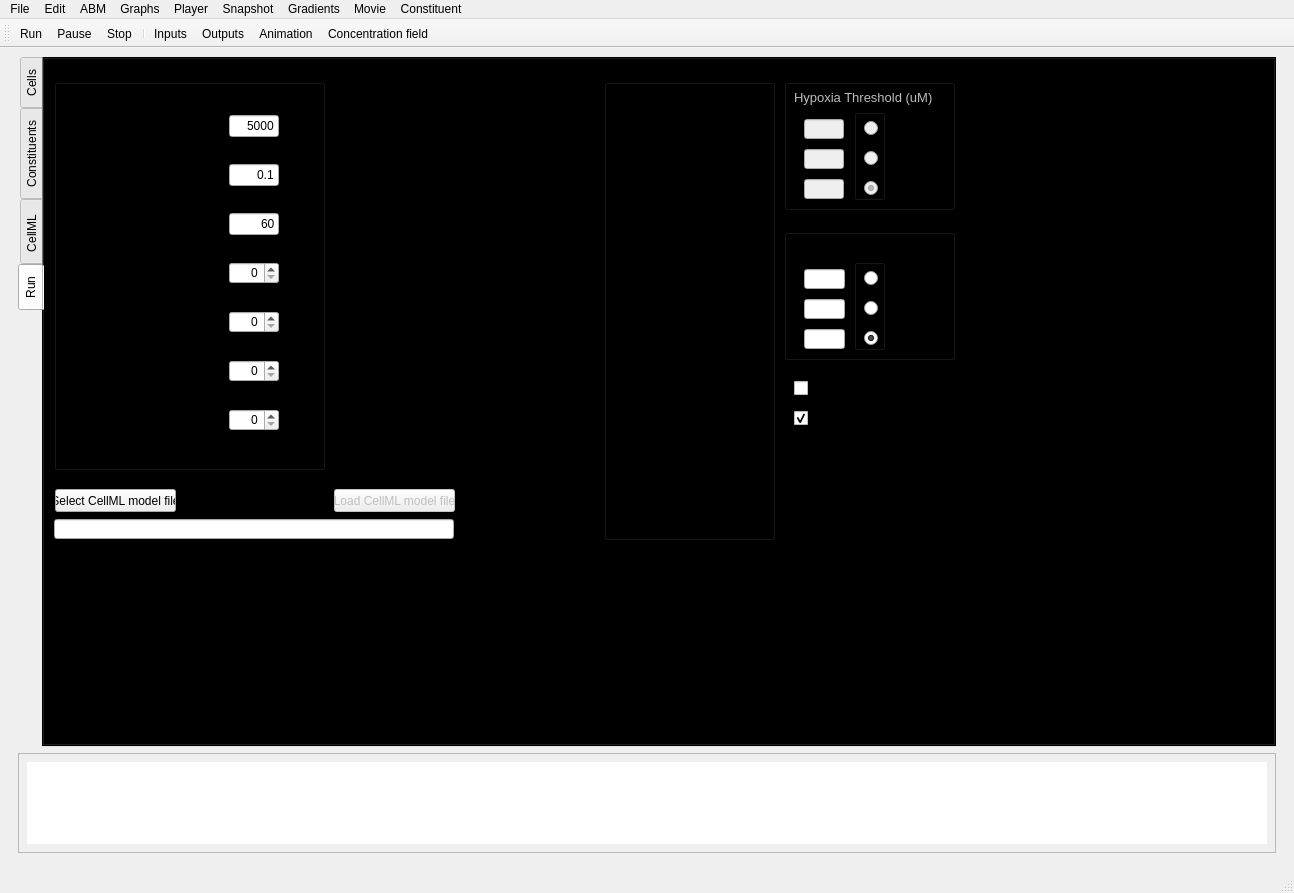
gibbogle/ecell-abm, file GUI/ecell_GUI.ui: the form before one commit.
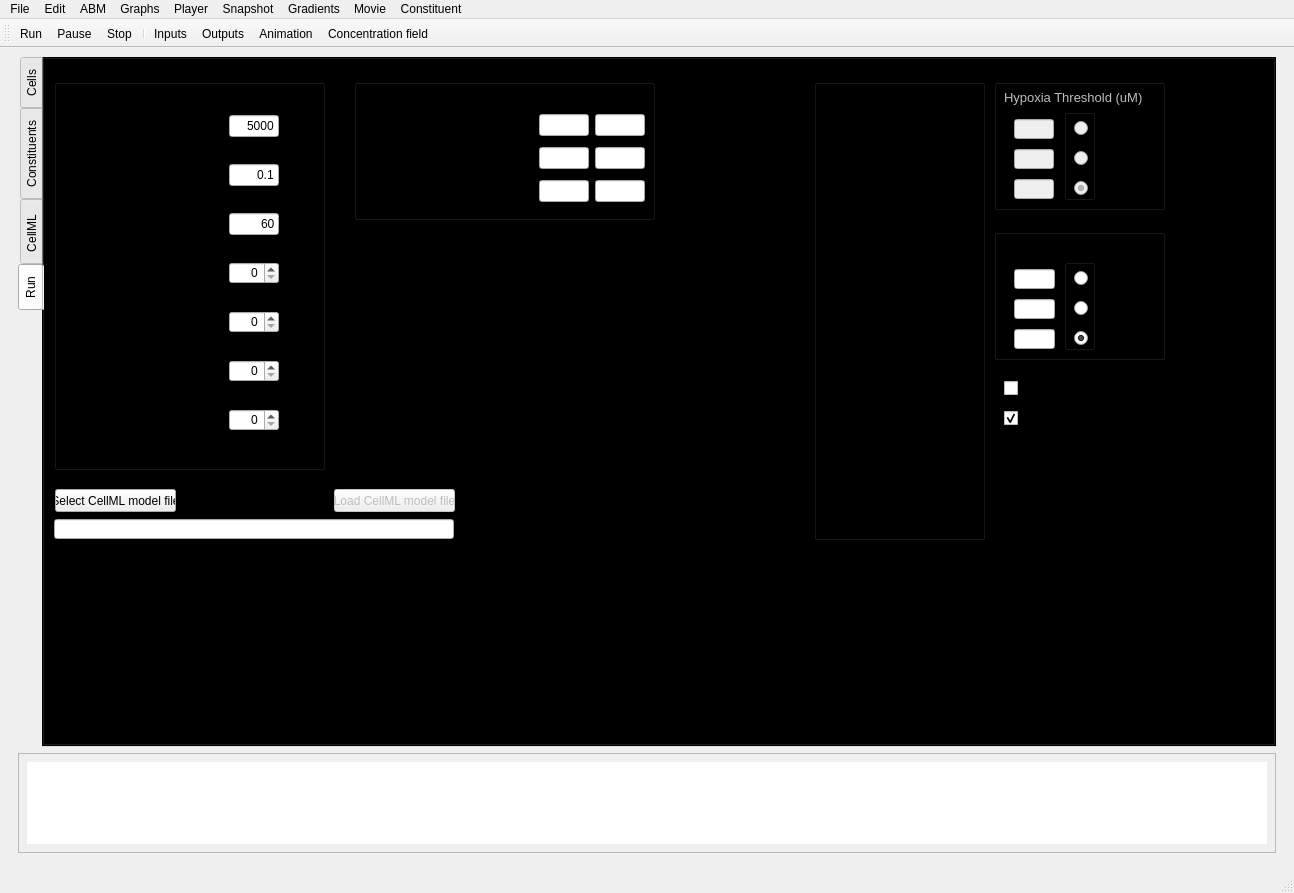
The form after the commit. Icons and pictures are not drawn. Custom widgets are drawn as their Qt base class.

Commit message: G: changed GUI/ecell_GUI.ui G: changed GUI/mainwindow.cpp G: changed GUI/myvtk.cpp G: changed GUI/params.cpp G: changed src/ecell.f90 G: changed src/ellipsoid.f90 G: changed src/global.f90

The edit to the form file:
```diff
--- a/GUI/ecell_GUI.ui
+++ b/GUI/ecell_GUI.ui
@@ -817,7 +817,7 @@
            <widget class="QLabel" name="alabel_graphs">
             <property name="geometry">
              <rect>
-              <x>610</x>
+              <x>820</x>
               <y>0</y>
               <width>61</width>
               <height>16</height>
@@ -835,7 +835,7 @@
            <widget class="QGroupBox" name="groupBox_graphselect">
             <property name="geometry">
              <rect>
-              <x>560</x>
+              <x>770</x>
               <y>20</y>
               <width>171</width>
               <height>461</height>
@@ -1175,7 +1175,7 @@
            <widget class="QMyCheckBox" name="checkBox_record2D">
             <property name="geometry">
              <rect>
-              <x>750</x>
+              <x>960</x>
               <y>320</y>
               <width>131</width>
               <height>18</height>
@@ -1188,7 +1188,7 @@
            <widget class="QMyCheckBox" name="checkBox_O2logscale">
             <property name="geometry">
              <rect>
-              <x>750</x>
+              <x>960</x>
               <y>350</y>
               <width>131</width>
               <height>18</height>
@@ -1207,7 +1207,7 @@
             </property>
             <property name="geometry">
              <rect>
-              <x>740</x>
+              <x>950</x>
               <y>20</y>
               <width>171</width>
               <height>131</height>
@@ -1335,7 +1335,7 @@
            <widget class="QGroupBox" name="groupBox_2">
             <property name="geometry">
              <rect>
-              <x>740</x>
+              <x>950</x>
               <y>170</y>
               <width>171</width>
               <height>131</height>
@@ -1480,6 +1480,138 @@
              <string>Load CellML model file</string>
             </property>
            </widget>
+           <widget class="QGroupBox" name="groupBox_FM">
+            <property name="geometry">
+             <rect>
+              <x>310</x>
+              <y>20</y>
+              <width>301</width>
+              <height>141</height>
+             </rect>
+            </property>
+            <property name="title">
+             <string/>
+            </property>
+            <widget class="QWidget" name="gridLayoutWidget_2">
+             <property name="geometry">
+              <rect>
+               <x>10</x>
+               <y>30</y>
+               <width>281</width>
+               <height>101</height>
+              </rect>
+             </property>
+             <layout class="QGridLayout" name="gridLayout">
+              <item row="0" column="0">
+               <widget class="QMyLabel" name="label_F_DRAG">
+                <property name="text">
+                 <string>label_F_DRAG</string>
+                </property>
+               </widget>
+              </item>
+              <item row="1" column="0">
+               <widget class="QMyLabel" name="label_F_ALPHA">
+                <property name="text">
+                 <string>label_F_ALPHA</string>
+                </property>
+               </widget>
+              </item>
+              <item row="2" column="0">
+               <widget class="QMyLabel" name="label_F_JIGGLE">
+                <property name="text">
+                 <string>label_F_JIGGLE</string>
+                </property>
+               </widget>
+              </item>
+              <item row="0" column="1">
+               <widget class="QLineEdit" name="line_F_DRAG">
+                <property name="maximumSize">
+                 <size>
+                  <width>50</width>
+                  <height>16777215</height>
+                 </size>
+                </property>
+               </widget>
+              </item>
+              <item row="1" column="1">
+               <widget class="QLineEdit" name="line_F_ALPHA">
+                <property name="maximumSize">
+                 <size>
+                  <width>50</width>
+                  <height>16777215</height>
+                 </size>
+                </property>
+               </widget>
+              </item>
+              <item row="2" column="1">
+               <widget class="QLineEdit" name="line_F_JIGGLE">
+                <property name="maximumSize">
+                 <size>
+                  <width>50</width>
+                  <height>16777215</height>
+                 </size>
+                </property>
+               </widget>
+              </item>
+              <item row="0" column="2">
+               <widget class="QLineEdit" name="line_M_DRAG">
+                <property name="maximumSize">
+                 <size>
+                  <width>50</width>
+                  <height>16777215</height>
+                 </size>
+                </property>
+               </widget>
+              </item>
+              <item row="1" column="2">
+               <widget class="QLineEdit" name="line_M_ALPHA">
+                <property name="maximumSize">
+                 <size>
+                  <width>50</width>
+                  <height>16777215</height>
+                 </size>
+                </property>
+               </widget>
+              </item>
+              <item row="2" column="2">
+               <widget class="QLineEdit" name="line_M_JIGGLE">
+                <property name="maximumSize">
+                 <size>
+                  <width>50</width>
+                  <height>16777215</height>
+                 </size>
+                </property>
+               </widget>
+              </item>
+             </layout>
+            </widget>
+            <widget class="QLabel" name="label_force">
+             <property name="geometry">
+              <rect>
+               <x>150</x>
+               <y>10</y>
+               <width>31</width>
+               <height>16</height>
+              </rect>
+             </property>
+             <property name="text">
+              <string>Force</string>
+             </property>
+            </widget>
+            <widget class="QLabel" name="label_moment">
+             <property name="geometry">
+              <rect>
+               <x>220</x>
+               <y>10</y>
+               <width>41</width>
+               <height>16</height>
+              </rect>
+             </property>
+             <property name="text">
+              <string>Moment</string>
+             </property>
+            </widget>
+           </widget>
           </widget>
          </widget>
         </item>
```
Left out of the diff: 2 changed lines with no effect on the pictures. The commit also changes 6 other files.
